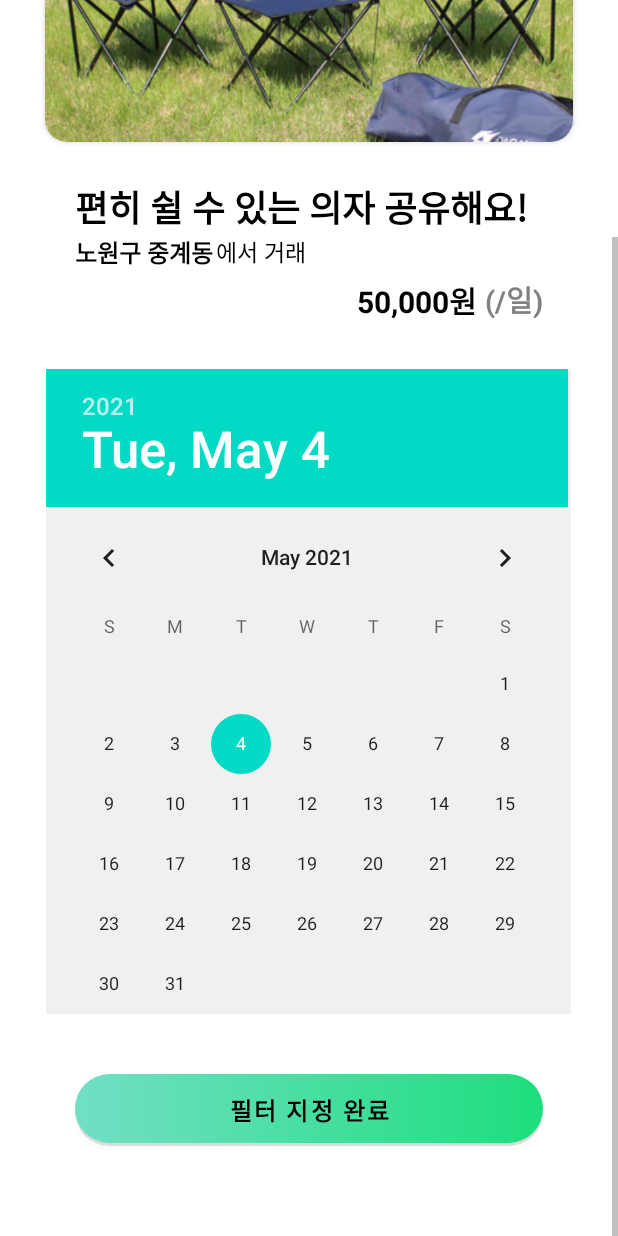
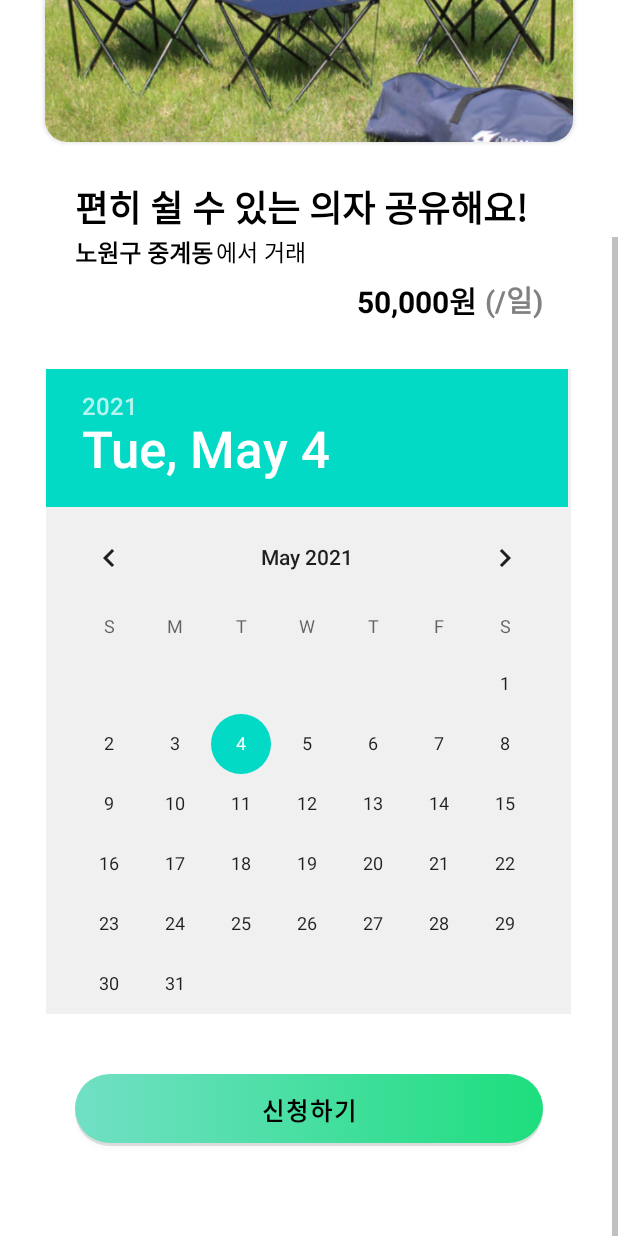
Before and after one commit to KSangH/2021-Capstone-Design, an Android app: the SendRequestActivity screen opened directly, with no data from a screen before it, scrolled down 195 dp, on a phone screen of 412 x 824 dp. Run offline under Robolectric (Android 15) with nearby library versions, the phone set to English and light mode, and no system bars; our stand-ins replace data binding.

Commit message:
[Android] Change text of send request button

```diff
--- a/Android/Campong/app/src/main/res/layout/activity_send_request.xml
+++ b/Android/Campong/app/src/main/res/layout/activity_send_request.xml
@@ -136,7 +136,7 @@
                     android:textSize="16dp"
                     android:textColor="@color/black"
                     android:textStyle="bold"
-                    android:text="필터 지정 완료"
+                    android:text="신청하기"
                     android:background="@drawable/button_main_color"
                     app:backgroundTint="@null"
                     android:layout_below="@id/datepiker"
```
